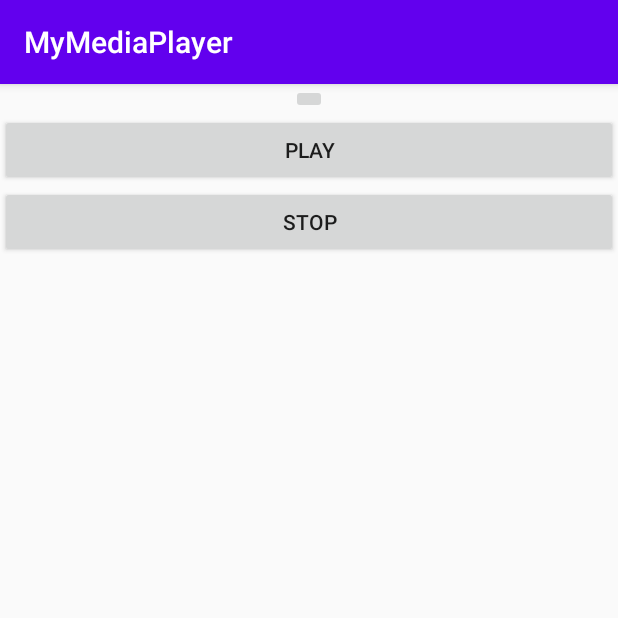
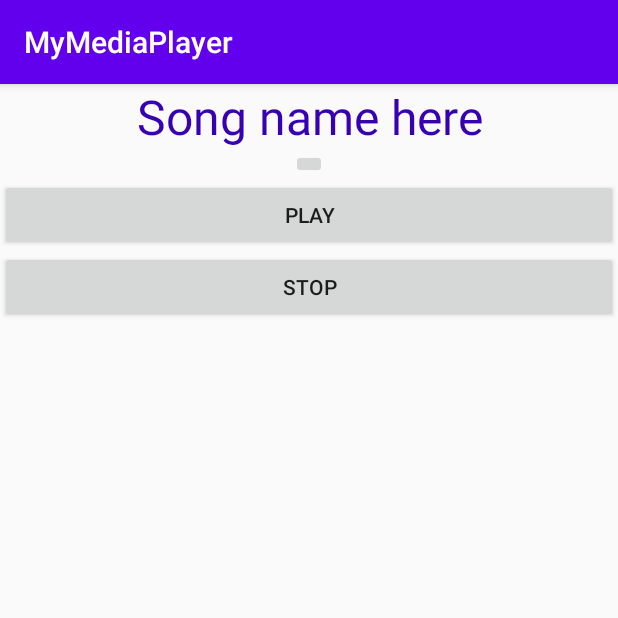
Before and after one commit to ranjithstar256/MyMediaPlayer, an Android app: the MainActivity2 screen opened directly, with no data from a screen before it, on a phone screen of 412 x 824 dp, the top half of it. Run offline under Robolectric (Android 15) with nearby library versions, the phone set to English and light mode, and no system bars.

Commit message:
final code

```diff
--- a/app/src/main/java/com/am/mymediaplayer/MainActivity2.java
+++ b/app/src/main/java/com/am/mymediaplayer/MainActivity2.java
@@ -8,6 +8,7 @@ import android.net.Uri;
 import android.os.Bundle;
 import android.view.View;
 import android.widget.ImageButton;
+import android.widget.TextView;
 import android.widget.Toast;
 
 import java.io.IOException;
@@ -16,12 +17,14 @@ public class MainActivity2 extends AppCompatActivity {
     MediaPlayer mediaPlayer;
     String path;
     ImageButton  imageButton;
+    TextView textView;
     Uri uri;
     @Override
     protected void onCreate(Bundle savedInstanceState) {
         super.onCreate(savedInstanceState);
         setContentView(R.layout.activity_main2);
         mediaPlayer = new MediaPlayer();
+        textView=findViewById(R.id.textView);
         imageButton=findViewById(R.id.imageButton);
         path=getIntent().getStringExtra("songpath");
         uri = Uri.parse("file://" + path);
@@ -32,8 +35,6 @@ public class MainActivity2 extends AppCompatActivity {
         } catch (IOException e) {
             e.printStackTrace();
         }
-
-
     }
 
     public void playy(View view) {
@@ -52,4 +53,8 @@ public class MainActivity2 extends AppCompatActivity {
         mediaPlayer.stop();
     }
 
+    @Override
+    public void onBackPressed() {
+        super.onBackPressed();
+    }
 }
--- a/app/src/main/res/layout/activity_main2.xml
+++ b/app/src/main/res/layout/activity_main2.xml
@@ -7,6 +7,15 @@
     android:layout_height="match_parent"
     tools:context=".MainActivity2">
 
+
+    <TextView
+        android:id="@+id/textView"
+        android:layout_width="match_parent"
+        android:gravity="center"
+        android:textSize="32sp"
+        android:textColor="@color/colorPrimaryDark"
+        android:layout_height="wrap_content"
+        android:text="Song name here" />
 
     <ImageButton
         android:id="@+id/imageButton"
```
